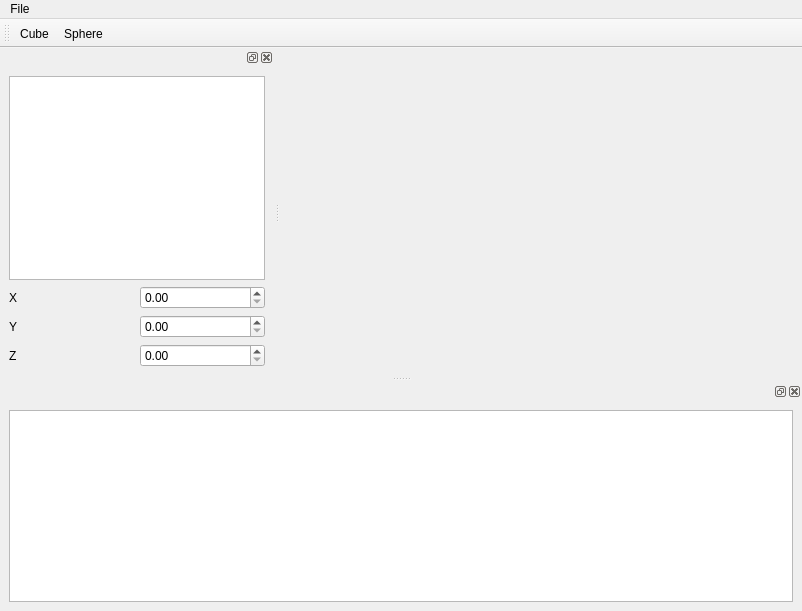
This is 079-MoveShapes/src/MainWindow.ui in haknkayaa/Qt-OpenCASCADE-Projects as Qt 5 draws it before an edit. The edited form follows.
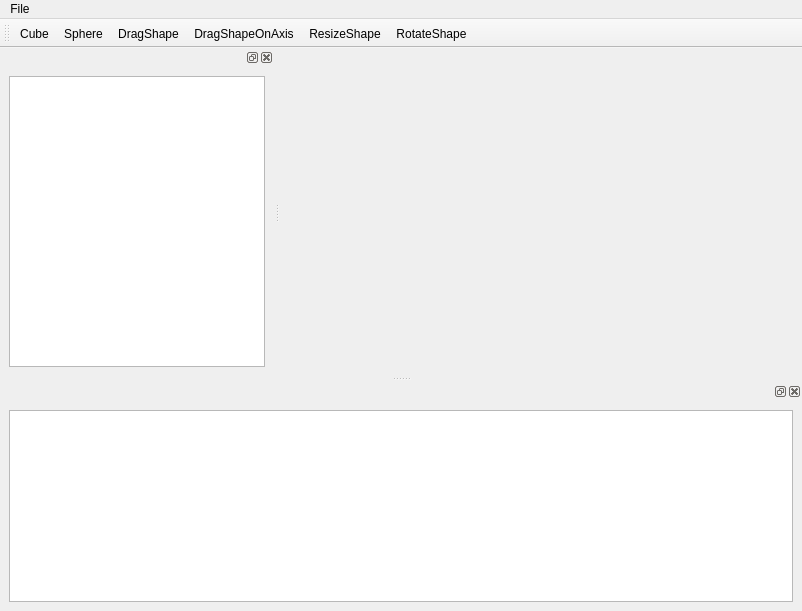
This is the edited form. Custom widgets are drawn as their Qt base class.

```diff
--- a/079-MoveShapes/src/MainWindow.ui
+++ b/079-MoveShapes/src/MainWindow.ui
@@ -44,36 +44,6 @@
        </column>
       </widget>
      </item>
-     <item row="3" column="1">
-      <widget class="QDoubleSpinBox" name="spinbox_Y"/>
-     </item>
-     <item row="4" column="1">
-      <widget class="QDoubleSpinBox" name="spinbox_Z"/>
-     </item>
-     <item row="2" column="1">
-      <widget class="QDoubleSpinBox" name="spinbox_X"/>
-     </item>
-     <item row="2" column="0">
-      <widget class="QLabel" name="label">
-       <property name="text">
-        <string>X</string>
-       </property>
-      </widget>
-     </item>
-     <item row="3" column="0">
-      <widget class="QLabel" name="label_2">
-       <property name="text">
-        <string>Y</string>
-       </property>
-      </widget>
-     </item>
-     <item row="4" column="0">
-      <widget class="QLabel" name="label_3">
-       <property name="text">
-        <string>Z</string>
-       </property>
-      </widget>
-     </item>
     </layout>
    </widget>
   </widget>
@@ -118,6 +88,10 @@
    </attribute>
    <addaction name="actionCube"/>
    <addaction name="actionSphere"/>
+   <addaction name="actionDragShape"/>
+   <addaction name="actionDragShapeOnAxis"/>
+   <addaction name="actionResizeShape"/>
+   <addaction name="actionRotateShape"/>
   </widget>
   <action name="actionImport">
    <property name="text">
@@ -134,6 +108,38 @@
     <string>Sphere</string>
    </property>
   </action>
+  <action name="actionDragShape">
+   <property name="checkable">
+    <bool>true</bool>
+   </property>
+   <property name="text">
+    <string>DragShape</string>
+   </property>
+  </action>
+  <action name="actionResizeShape">
+   <property name="checkable">
+    <bool>true</bool>
+   </property>
+   <property name="text">
+    <string>ResizeShape</string>
+   </property>
+  </action>
+  <action name="actionRotateShape">
+   <property name="checkable">
+    <bool>true</bool>
+   </property>
+   <property name="text">
+    <string>RotateShape</string>
+   </property>
+  </action>
+  <action name="actionDragShapeOnAxis">
+   <property name="checkable">
+    <bool>true</bool>
+   </property>
+   <property name="text">
+    <string>DragShapeOnAxis</string>
+   </property>
+  </action>
  </widget>
  <customwidgets>
   <customwidget>
```
